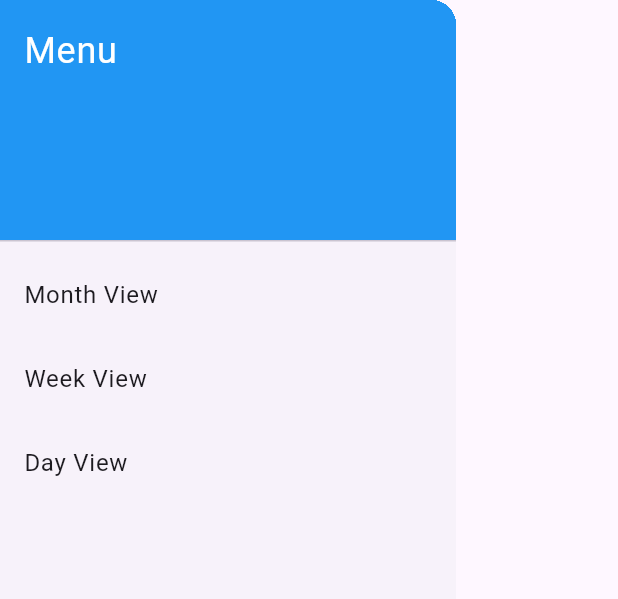
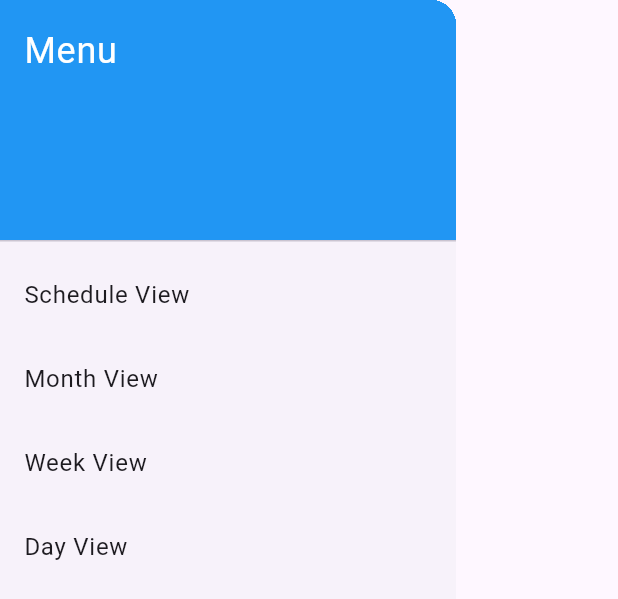
Before and after one commit to alienfrenZyNo1/calendarapp, a Flutter app: the CalendarDrawer widget shown alone on an empty page, opened directly with empty values, on a phone screen of 412 x 824 dp. Shown: the top 599 px of the screen. Run offline on Flutter 3.47's test engine with Material 3 defaults, Android fonts, the phone set to English and light mode, and no system bars; our stand-ins replace equatable, flutter_bloc, logger.

Commit message:
Schedule widget

```diff
--- a/lib/bloc/calendar/calendar_bloc.dart
+++ b/lib/bloc/calendar/calendar_bloc.dart
@@ -1,11 +1,10 @@
 // bloc/calendar/calendar_bloc.dart
+
 import 'package:equatable/equatable.dart';
 import 'package:flutter/material.dart';
-
+import 'package:flutter_bloc/flutter_bloc.dart';
 import '../../data/repositories/calendar_repository.dart';
 import '../../models/calendar_event_model.dart';
-import 'package:flutter_bloc/flutter_bloc.dart';
-
 import '../../models/calendar_view.dart';
 import '../../utils/logger.dart';
 
@@ -17,16 +16,15 @@ class CalendarBloc extends Bloc<CalendarEvent, CalendarState> {
 
   CalendarBloc(this.calendarRepository)
       : super(const CalendarViewState(CalendarView.month)) {
-    on<LoadEvents>((event, emit) => _handleLoadEvents(emit));
-
-    on<AddEvent>((event, emit) => _handleAddEvent(event, emit));
-
-    on<DeleteEvent>((event, emit) => _handleDeleteEvent(event, emit));
-
-    on<ChangeView>((event, emit) => _handleChangeView(event, emit));
+    on<LoadEvents>(_handleLoadEvents);
+    on<AddEvent>(_handleAddEvent);
+    on<DeleteEvent>(_handleDeleteEvent);
+    on<ChangeView>(_handleChangeView);
+    on<NavigateToScheduleView>(_handleNavigateToScheduleView);
   }
 
-  Future<void> _handleLoadEvents(Emitter<CalendarState> emit) async {
+  Future<void> _handleLoadEvents(
+      LoadEvents event, Emitter<CalendarState> emit) async {
     try {
       logger.d('Fetching events from repository...');
       final events = await calendarRepository.getEvents();
@@ -44,7 +42,7 @@ class CalendarBloc extends Bloc<CalendarEvent, CalendarState> {
     try {
       logger.d('Adding event: ${event.event}');
       await calendarRepository.addEvent(event.event);
-      await _handleLoadEvents(emit);
+      await _handleLoadEvents(LoadEvents(), emit);
     } catch (e) {
       _handleError(e, emit);
     }
@@ -55,7 +53,7 @@ class CalendarBloc extends Bloc<CalendarEvent, CalendarState> {
     try {
       logger.d('Deleting event with ID: ${event.eventId}');
       await calendarRepository.deleteEvent(event.eventId);
-      await _handleLoadEvents(emit);
+      await _handleLoadEvents(LoadEvents(), emit);
     } catch (e) {
       _handleError(e, emit);
     }
@@ -66,6 +64,13 @@ class CalendarBloc extends Bloc<CalendarEvent, CalendarState> {
     emit(CalendarViewState(event.view));
   }
 
+  void _handleNavigateToScheduleView(
+      NavigateToScheduleView event, Emitter<CalendarState> emit) {
+    logger.d('Navigating to Schedule View');
+    emit(const CalendarViewState(
+        CalendarView.schedule)); // Emit CalendarViewState with Schedule view
+  }
+
   void _handleError(dynamic error, Emitter<CalendarState> emit) {
     logger.e('Error: $error');
     emit(ErrorState(error.toString()));
--- a/lib/bloc/calendar/calendar_event.dart
+++ b/lib/bloc/calendar/calendar_event.dart
@@ -40,3 +40,5 @@ class ChangeView extends CalendarEvent {
 }
 
 // Add more events like UpdateEvent etc. if needed
+
+class NavigateToScheduleView extends CalendarEvent {}
--- a/lib/bloc/calendar/calendar_state.dart
+++ b/lib/bloc/calendar/calendar_state.dart
@@ -1,5 +1,6 @@
 // bloc/calendar/calendar_state.dart
 part of 'calendar_bloc.dart';
+// Import CalendarView
 
 @immutable
 abstract class CalendarState extends Equatable {
@@ -30,7 +31,6 @@ class ErrorState extends CalendarState {
   List<Object> get props => [message];
 }
 
-// Define a new state class to represent the change in calendar view
 class CalendarViewState extends CalendarState {
   final CalendarView view;
 
--- a/lib/folderstructure.txt
+++ b/lib/folderstructure.txt
@@ -7,6 +7,7 @@ lib
 ├── data
 │   └── repositories
 │       └── calendar_repository.dart
+├── folderstructure.txt
 ├── main.dart
 ├── models
 │   ├── calendar_event_model.dart
@@ -17,7 +18,8 @@ lib
 │   └── widgets
 │       ├── calendar_drawer.dart
 │       ├── calendar_widget.dart
-│       └── event_tile.dart
+│       ├── event_tile.dart
+│       └── schedule_widget.dart
 ├── utils
 │   └── logger.dart
 └── zbackup
--- a/lib/models/calendar_view.dart
+++ b/lib/models/calendar_view.dart
@@ -5,4 +5,5 @@ enum CalendarView {
   week,
   day,
   workWeek,
+  schedule,
 }
--- a/lib/ui/widgets/calendar_drawer.dart
+++ b/lib/ui/widgets/calendar_drawer.dart
@@ -8,6 +8,7 @@ class CalendarDrawer extends StatelessWidget {
   final VoidCallback onMonthViewTap;
   final VoidCallback onWeekViewTap;
   final VoidCallback onDayViewTap;
+  final VoidCallback onScheduleViewTap; // Add this named parameter
 
   const CalendarDrawer({
     super.key,
@@ -15,6 +16,7 @@ class CalendarDrawer extends StatelessWidget {
     required this.onWeekViewTap,
     required this.onDayViewTap,
     required CalendarView currentView,
+    required this.onScheduleViewTap, // Initialize the named parameter
   });
 
   @override
@@ -34,6 +36,13 @@ class CalendarDrawer extends StatelessWidget {
                 fontSize: 24,
               ),
             ),
+          ),
+          ListTile(
+            title: const Text('Schedule View'),
+            onTap: () {
+              logger.d('Month View tapped');
+              onScheduleViewTap();
+            }, // Use the provided callback for Schedule View tap
           ),
           ListTile(
             title: const Text('Month View'),
--- a/lib/ui/widgets/calendar_widget.dart
+++ b/lib/ui/widgets/calendar_widget.dart
@@ -1,4 +1,5 @@
 // ui/widgets/calendar_widget.dart
+
 import 'package:calendar_view/calendar_view.dart';
 import 'package:flutter/material.dart';
 import 'package:flutter_bloc/flutter_bloc.dart';
@@ -8,6 +9,7 @@ import '../../bloc/calendar/calendar_bloc.dart';
 import '../../models/calendar_event_model.dart';
 import '../../models/calendar_view.dart';
 import '../../utils/logger.dart'; // Import logger
+import 'schedule_widget.dart'; // Import ScheduleWidget
 
 class CalendarWidget extends StatefulWidget {
   final CalendarView currentView;
@@ -129,8 +131,8 @@ class CalendarWidgetState extends State<CalendarWidget> {
               logger.d('Day View: Long pressed on $date'),
           headerStyle: headerStyle,
         );
-      case CalendarView.workWeek:
-        return Container(); // Placeholder for now
+      case CalendarView.schedule:
+        return const ScheduleWidget(); // Show ScheduleWidget for the schedule view
       default:
         return Container();
     }
--- a/lib/utils/logger.dart
+++ b/lib/utils/logger.dart
@@ -3,4 +3,4 @@
 import 'package:logger/logger.dart'; // Import the logger package
 
 // Create a singleton instance of Logger for easy access throughout the app
-final logger = Logger();
+final logger = Logger(level: Level.debug);
```
Also changed, not shown: lib/ui/calendar_screen.dart (+32 -22 lines), lib/ui/widgets/schedule_widget.dart (added, +53 -0 lines).
